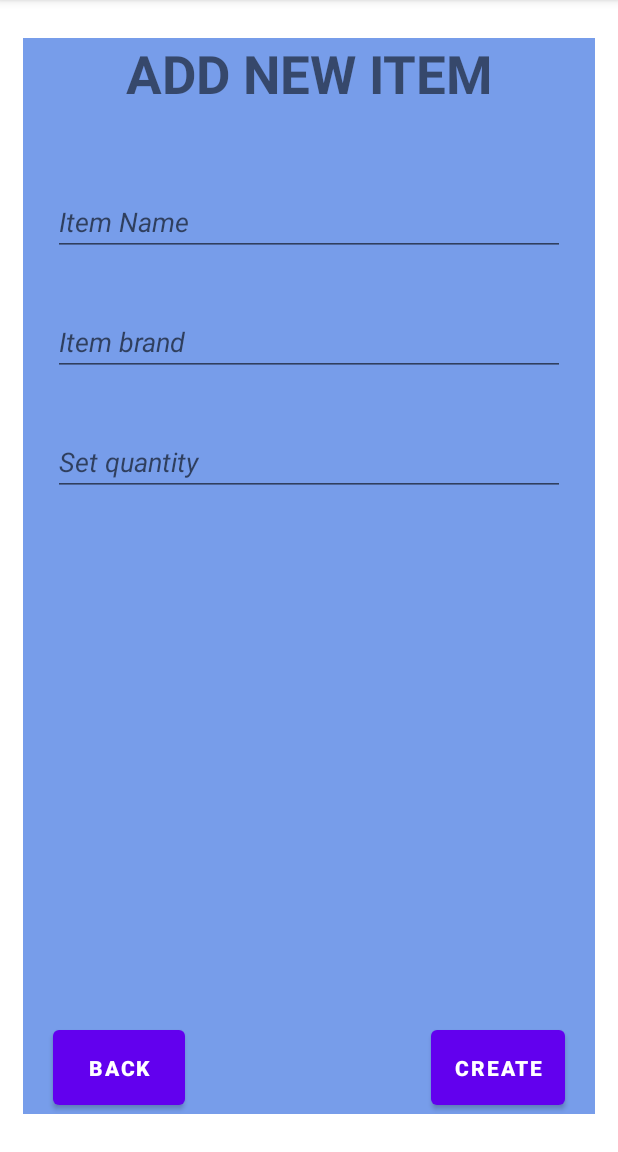
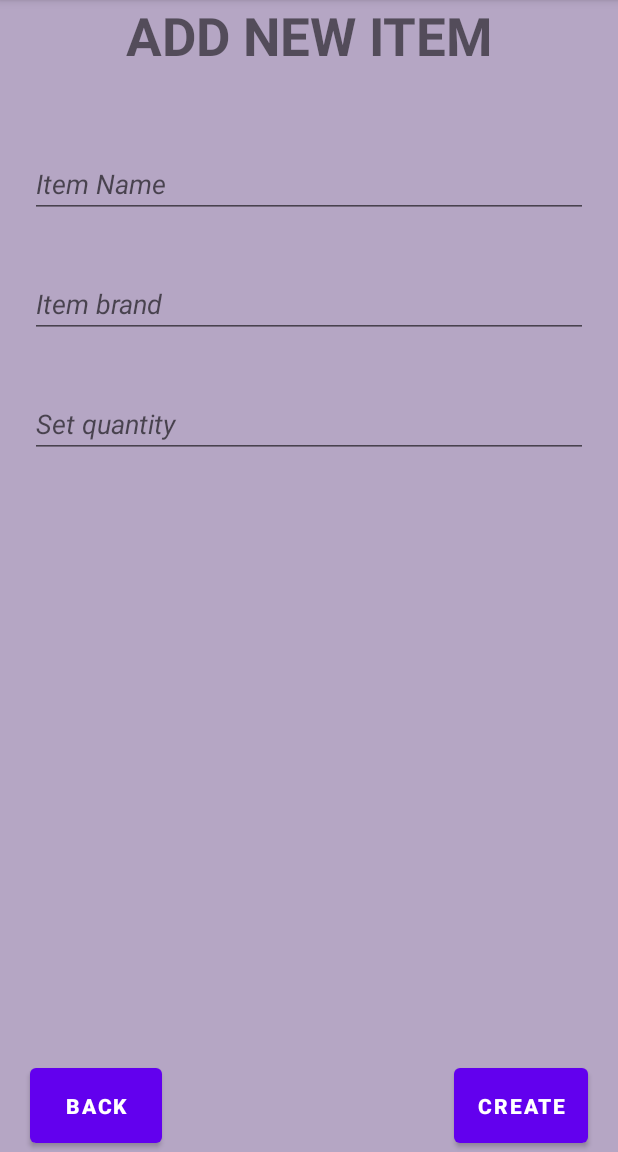
Before and after one commit to SilverRSt/CSCB763_project_F95672, an Android app: the TableContent screen opened directly, with no data from a screen before it, after a tap on "ADD ITEM", on a phone screen of 412 x 824 dp, the part 84-1236 px from its top. Run offline under Robolectric (Android 15) with nearby library versions, the phone set to English and light mode, and no system bars.

Commit message:
FIX UP
table rotation and scrollable + fragment appear and fill

```diff
--- a/app/src/main/res/layout/add_item_layout.xml
+++ b/app/src/main/res/layout/add_item_layout.xml
@@ -1,7 +1,10 @@
 <?xml version="1.0" encoding="utf-8"?>
 <RelativeLayout xmlns:android="http://schemas.android.com/apk/res/android"
     android:layout_width="match_parent"
-    android:layout_height="match_parent">
+    android:layout_height="match_parent"
+    android:gravity="center"
+    android:layout_gravity="center"
+    android:layout_centerInParent="true">
 
     <TextView
         android:layout_height="wrap_content"
--- a/app/src/main/res/layout/table_content.xml
+++ b/app/src/main/res/layout/table_content.xml
@@ -1,19 +1,25 @@
 <?xml version="1.0" encoding="utf-8"?>
 
+<RelativeLayout android:layout_width="fill_parent"
+    android:layout_height="fill_parent"
+    xmlns:android="http://schemas.android.com/apk/res/android">
 
-<TableLayout xmlns:android="http://schemas.android.com/apk/res/android"
+<ScrollView android:layout_width="fill_parent"
+    android:layout_height="fill_parent"
+    xmlns:android="http://schemas.android.com/apk/res/android"
+    android:scrollbars="none">
+<LinearLayout
+    android:layout_width="fill_parent"
+    android:layout_height="wrap_content"
+    android:orientation="vertical">
+
+<TableLayout
     android:id="@+id/table_data"
     android:layout_width="fill_parent"
     android:layout_height="wrap_content"
     android:layout_marginVertical="25dp"
     android:layout_marginHorizontal="15dp"
     android:background="@color/tableHeader">
-
-    <FrameLayout
-        android:layout_width="match_parent"
-        android:layout_height="match_parent"
-        android:id="@+id/fragment_id">
-    </FrameLayout>
 
     <Button
         android:id="@+id/add_id"
@@ -47,83 +53,16 @@
             android:textStyle="bold">
         </TextView>
     </TableRow>
+</TableLayout>
 
-<!--    <TableRow android:background="@color/tableContent"-->
-<!--        android:padding="13dp"-->
-<!--        android:layout_marginVertical="1dp">-->
-<!--        <TextView-->
-<!--            android:layout_height="wrap_content"-->
-<!--            android:layout_width="wrap_content"-->
-<!--            android:text="X"-->
-<!--            android:layout_weight="1"-->
-<!--            android:textSize="15sp">-->
-<!--        </TextView>-->
-<!--        <TextView-->
-<!--            android:layout_height="wrap_content"-->
-<!--            android:layout_width="wrap_content"-->
-<!--            android:text="X"-->
-<!--            android:layout_weight="1"-->
-<!--            android:textSize="15sp">-->
-<!--        </TextView>-->
-<!--        <TextView-->
-<!--            android:layout_height="wrap_content"-->
-<!--            android:layout_width="wrap_content"-->
-<!--            android:text="X"-->
-<!--            android:layout_weight="1"-->
-<!--            android:textSize="15sp">-->
-<!--        </TextView>-->
-<!--    </TableRow>-->
+</LinearLayout>
+</ScrollView>
 
-<!--    <TableRow android:background="@color/tableContent"-->
-<!--        android:padding="13dp"-->
-<!--        android:layout_marginVertical="1dp">-->
-<!--        <TextView-->
-<!--            android:layout_height="wrap_content"-->
-<!--            android:layout_width="wrap_content"-->
-<!--            android:text="Y"-->
-<!--            android:layout_weight="1"-->
-<!--            android:textSize="15sp">-->
-<!--        </TextView>-->
-<!--        <TextView-->
-<!--            android:layout_height="wrap_content"-->
-<!--            android:layout_width="wrap_content"-->
-<!--            android:text="Y"-->
-<!--            android:layout_weight="1"-->
-<!--            android:textSize="15sp">-->
-<!--        </TextView>-->
-<!--        <TextView-->
-<!--            android:layout_height="wrap_content"-->
-<!--            android:layout_width="wrap_content"-->
-<!--            android:text="Y"-->
-<!--            android:layout_weight="1"-->
-<!--            android:textSize="15sp">-->
-<!--        </TextView>-->
-<!--    </TableRow>-->
+    <FrameLayout
+        android:layout_width="match_parent"
+        android:layout_height="wrap_content"
+        android:background="@color/fragmentBackground"
+        android:id="@+id/fragment_id">
+    </FrameLayout>
 
-<!--    <TableRow android:background="@color/tableContent"-->
-<!--        android:padding="13dp"-->
-<!--        android:layout_marginVertical="1dp">-->
-<!--        <TextView-->
-<!--            android:layout_height="wrap_content"-->
-<!--            android:layout_width="wrap_content"-->
-<!--            android:text="Z"-->
-<!--            android:layout_weight="1"-->
-<!--            android:textSize="15sp">-->
-<!--        </TextView>-->
-<!--        <TextView-->
-<!--            android:layout_height="wrap_content"-->
-<!--            android:layout_width="wrap_content"-->
-<!--            android:text="Z"-->
-<!--            android:layout_weight="1"-->
-<!--            android:textSize="15sp">-->
-<!--        </TextView><TextView-->
-<!--        android:layout_height="wrap_content"-->
-<!--        android:layout_width="wrap_content"-->
-<!--        android:text="Z"-->
-<!--        android:layout_weight="1"-->
-<!--        android:textSize="15sp">-->
-<!--    </TextView>-->
-
-<!--    </TableRow>-->
-
-</TableLayout>
+</RelativeLayout>
--- a/app/src/main/res/values/colors.xml
+++ b/app/src/main/res/values/colors.xml
@@ -7,6 +7,7 @@
     <color name="tableContent">#BBC8E3</color>
     <color name="musicButtonDisabled">#50227E</color>
     <color name="musicButtonActive">#8D6AAF</color>
+    <color name="fragmentBackground">#B5A6C4</color>
     <color name="purple_700">#FF3700B3</color>
     <color name="teal_200">#FF03DAC5</color>
     <color name="teal_700">#FF018786</color>
```
